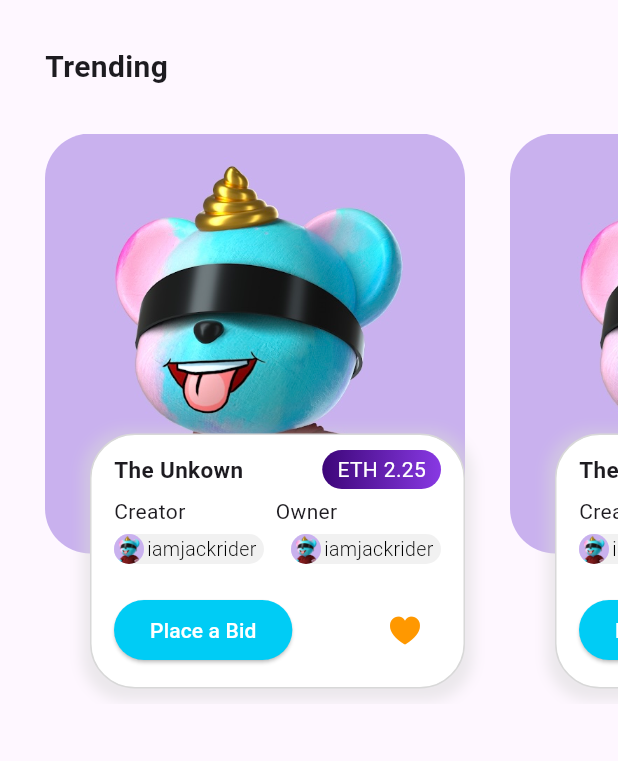
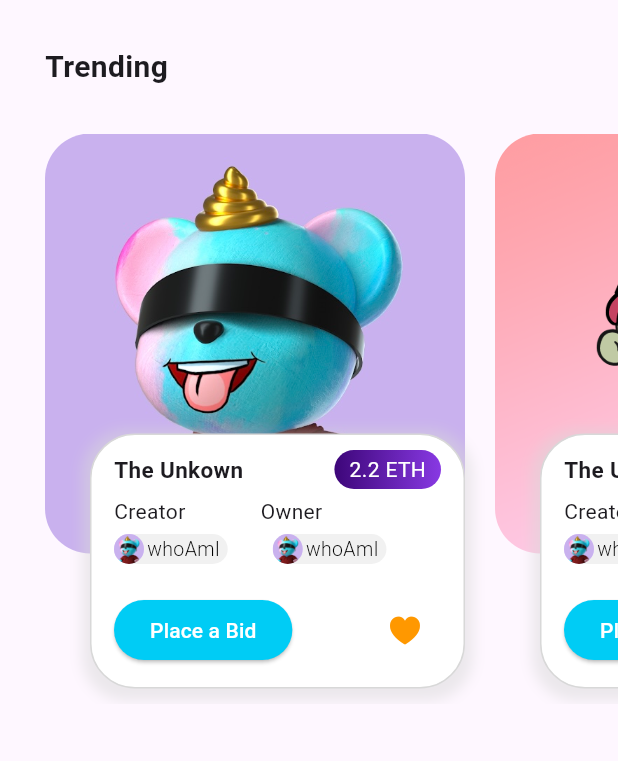
Before and after one commit to universal-developer/Flutter-NFT-App, a Flutter app: the screen it shows after launch, on a phone screen of 412 x 824 dp, the part 84-845 px from its top. Run offline on Flutter 3.47's test engine with Material 2 defaults, Android fonts, the phone set to English and light mode, and no system bars; missing offline and left inert: dart:ffi.

Commit message:
Initial Commit

```diff
--- /dev/null
+++ b/lib/components/creator_card.dart
@@ -0,0 +1,44 @@
+import 'package:flutter/material.dart';
+import 'package:nft_app/colors.dart';
+
+class CreatorCard extends StatelessWidget {
+  String creatorName;
+  String profilePicture;
+
+  CreatorCard({
+    required this.profilePicture,
+    required this.creatorName,
+  });
+
+  @override
+  Widget build(BuildContext context) {
+    return Container(
+      decoration: const BoxDecoration(
+        color: lightGreyColor,
+        borderRadius: const BorderRadius.all(
+          const Radius.circular(30),
+        ),
+      ),
+      child: Padding(
+        padding: const EdgeInsets.only(right: 5),
+        child: Row(
+          children: [
+            CircleAvatar(
+              radius: 10,
+              backgroundImage: AssetImage(profilePicture),
+            ),
+            const SizedBox(width: 2),
+            Text(
+              creatorName,
+              style: const TextStyle(
+                color: Colors.black,
+                fontWeight: FontWeight.w300,
+                fontSize: 13,
+              ),
+            ),
+          ],
+        ),
+      ),
+    );
+  }
+}
--- a/lib/components/fixed_info_product_card.dart
+++ b/lib/components/fixed_info_product_card.dart
@@ -1,18 +1,27 @@
+import 'dart:ffi';
+
 import 'package:flutter/material.dart';
 import 'package:nft_app/colors.dart';
 import 'package:flutter/cupertino.dart';
+import 'package:nft_app/components/creator_card.dart';
 import 'package:nft_app/components/price_card.dart';
-import 'package:nft_app/components/creator_and_owner_card.dart';
+import 'package:nft_app/components/owner_card.dart';
+import 'package:nft_app/screens/home_screen.dart';
 
-class FixedInfoProductCard extends StatefulWidget {
-  const FixedInfoProductCard({Key? key}) : super(key: key);
+class FixedInfoProductCard extends StatelessWidget {
+  String image;
+  String creatorName;
+  String ownerName;
+  double price;
+  bool isFavorite;
 
-  @override
-  State<FixedInfoProductCard> createState() => _FixedInfoProductCardState();
-}
-
-class _FixedInfoProductCardState extends State<FixedInfoProductCard> {
-  bool isFavourite = true;
+  FixedInfoProductCard({
+    required this.image,
+    required this.creatorName,
+    required this.ownerName,
+    required this.price,
+    required this.isFavorite,
+  });
 
   @override
   Widget build(BuildContext context) {
@@ -58,7 +67,7 @@ class _FixedInfoProductCardState extends State<FixedInfoProductCard> {
                 const SizedBox(
                   width: 10,
                 ),
-                PriceCard(),
+                PriceCard(priceETH: price)
               ],
             ),
             const SizedBox(
@@ -68,7 +77,7 @@ class _FixedInfoProductCardState extends State<FixedInfoProductCard> {
               children: [
                 const Text('Creator'),
                 const SizedBox(
-                  width: 60,
+                  width: 50,
                 ),
                 const Text('Owner'),
               ],
@@ -77,13 +86,16 @@ class _FixedInfoProductCardState extends State<FixedInfoProductCard> {
               height: 5,
             ),
             Row(
-              mainAxisAlignment: MainAxisAlignment.spaceBetween,
               children: [
-                CreatorAndOwnderCard(),
+                CreatorCard(
+                    profilePicture: 'assets/nfts/first_nft.png',
+                    creatorName: creatorName),
                 const SizedBox(
-                  width: 5,
+                  width: 30,
                 ),
-                CreatorAndOwnderCard(),
+                OwnerCard(
+                    profilePicture: 'assets/nfts/first_nft.png',
+                    ownerName: ownerName)
               ],
             ),
             const SizedBox(
@@ -95,17 +107,7 @@ class _FixedInfoProductCardState extends State<FixedInfoProductCard> {
                 _placeBidButton(),
                 Stack(
                   children: [
-                    IconButton(
-                      color: Colors.orange,
-                      icon: Icon(isFavourite
-                          ? CupertinoIcons.heart_fill
-                          : CupertinoIcons.heart),
-                      onPressed: () => {
-                        setState(() {
-                          isFavourite = !isFavourite;
-                        })
-                      },
-                    ),
+                    MyIconButton(),
                   ],
                 ),
               ],
@@ -113,6 +115,31 @@ class _FixedInfoProductCardState extends State<FixedInfoProductCard> {
           ],
         ),
       ),
+    );
+  }
+}
+
+class MyIconButton extends StatefulWidget {
+  const MyIconButton({Key? key}) : super(key: key);
+
+  @override
+  State<MyIconButton> createState() => _MyIconButtonState();
+}
+
+class _MyIconButtonState extends State<MyIconButton> {
+  bool isFavourite = true;
+
+  @override
+  Widget build(BuildContext context) {
+    return IconButton(
+      color: Colors.orange,
+      icon:
+          Icon(isFavourite ? CupertinoIcons.heart_fill : CupertinoIcons.heart),
+      onPressed: () => {
+        setState(() {
+          isFavourite = !isFavourite;
+        })
+      },
     );
   }
 }
--- a/lib/components/creator_and_owner_card.dart
+++ b/lib/components/owner_card.dart
@@ -1,14 +1,15 @@
 import 'package:flutter/material.dart';
 import 'package:nft_app/colors.dart';
 
-class CreatorAndOwnderCard extends StatefulWidget {
-  const CreatorAndOwnderCard({Key? key}) : super(key: key);
+class OwnerCard extends StatelessWidget {
+  String ownerName;
+  String profilePicture;
 
-  @override
-  State<CreatorAndOwnderCard> createState() => _CreatorAndOwnderCardState();
-}
+  OwnerCard({
+    required this.profilePicture,
+    required this.ownerName,
+  });
 
-class _CreatorAndOwnderCardState extends State<CreatorAndOwnderCard> {
   @override
   Widget build(BuildContext context) {
     return Container(
@@ -22,19 +23,19 @@ class _CreatorAndOwnderCardState extends State<CreatorAndOwnderCard> {
         padding: const EdgeInsets.only(right: 5),
         child: Row(
           children: [
-            const CircleAvatar(
+            CircleAvatar(
               radius: 10,
-              backgroundImage: const AssetImage('assets/nfts/first_nft.png'),
+              backgroundImage: AssetImage(profilePicture),
             ),
             const SizedBox(width: 2),
-            const Text(
-              'iamjackrider',
+            Text(
+              ownerName,
               style: const TextStyle(
                 color: Colors.black,
                 fontWeight: FontWeight.w300,
                 fontSize: 13,
               ),
-            )
+            ),
           ],
         ),
       ),
--- a/lib/components/price_card.dart
+++ b/lib/components/price_card.dart
@@ -1,14 +1,15 @@
+import 'dart:ffi';
+
 import 'package:flutter/material.dart';
 import 'package:nft_app/colors.dart';
 
-class PriceCard extends StatefulWidget {
-  const PriceCard({Key? key}) : super(key: key);
+class PriceCard extends StatelessWidget {
+  double priceETH;
 
-  @override
-  State<PriceCard> createState() => _PriceCardState();
-}
+  PriceCard({
+    required this.priceETH,
+  });
 
-class _PriceCardState extends State<PriceCard> {
   @override
   Widget build(BuildContext context) {
     return Container(
@@ -18,10 +19,10 @@ class _PriceCardState extends State<PriceCard> {
           Radius.circular(30),
         ),
       ),
-      child: const Padding(
+      child: Padding(
         padding: const EdgeInsets.symmetric(horizontal: 10, vertical: 3),
-        child: const Text(
-          'ETH 2.25',
+        child: Text(
+          '$priceETH ETH',
           style: TextStyle(
             color: whiteColor,
           ),
--- a/lib/components/scrollable_product.dart
+++ b/lib/components/scrollable_product.dart
@@ -1,29 +1,43 @@
+import 'dart:ffi';
+
 import 'package:flutter/material.dart';
 import 'package:nft_app/components/fixed_info_product_card.dart';
 
-class ScrollableProduct extends StatefulWidget {
-  const ScrollableProduct({Key? key}) : super(key: key);
+class ScrollableProduct extends StatelessWidget {
+  String image;
+  String creatorName;
+  String ownerName;
+  double price;
+  bool isFavorite;
 
-  @override
-  State<ScrollableProduct> createState() => _ScrollableProductState();
-}
+  ScrollableProduct({
+    required this.image,
+    required this.creatorName,
+    required this.ownerName,
+    required this.price,
+    required this.isFavorite,
+  });
 
-class _ScrollableProductState extends State<ScrollableProduct> {
   @override
   Widget build(BuildContext context) {
     return Stack(
       children: [
         ClipRRect(
           borderRadius: BorderRadius.circular(30.0),
-          child: const Image(
-            image: const AssetImage('assets/nfts/first_nft.png'),
+          child: Image(
+            image: AssetImage(image),
             height: 280,
           ),
         ),
         Positioned(
           top: 200,
           right: 0,
-          child: FixedInfoProductCard(),
+          child: FixedInfoProductCard(
+              image: image,
+              creatorName: creatorName,
+              ownerName: ownerName,
+              price: price,
+              isFavorite: isFavorite),
         ),
       ],
     );
--- a/lib/screens/home_screen.dart
+++ b/lib/screens/home_screen.dart
@@ -70,23 +70,48 @@ class _HomeScreenState extends State<HomeScreen> {
                 child: ListView(
                   scrollDirection: Axis.horizontal,
                   children: [
-                    ScrollableProduct(),
+                    ScrollableProduct(
+                        image: 'assets/nfts/first_nft.png',
+                        creatorName: 'whoAmI',
+                        ownerName: 'whoAmI',
+                        price: 2.2,
+                        isFavorite: false),
                     const SizedBox(
-                      width: 30,
+                      width: 20,
                     ),
-                    ScrollableProduct(),
+                    ScrollableProduct(
+                        image: 'assets/nfts/second_nft.png',
+                        creatorName: 'whoAmI',
+                        ownerName: 'adadadadda',
+                        price: 2.2,
+                        isFavorite: false),
                     const SizedBox(
-                      width: 30,
+                      width: 20,
                     ),
-                    ScrollableProduct(),
+                    ScrollableProduct(
+                        image: 'assets/nfts/third_nft.png',
+                        creatorName: 'whoAmI',
+                        ownerName: 'adadadadda',
+                        price: 2.2,
+                        isFavorite: false),
                     const SizedBox(
-                      width: 30,
+                      width: 20,
                     ),
-                    ScrollableProduct(),
+                    ScrollableProduct(
+                        image: 'assets/nfts/fourth_nft.png',
+                        creatorName: 'whoAmI',
+                        ownerName: 'adadadadda',
+                        price: 2.2,
+                        isFavorite: false),
                     const SizedBox(
-                      width: 30,
+                      width: 20,
                     ),
-                    ScrollableProduct(),
+                    ScrollableProduct(
+                        image: 'assets/nfts/fifth_nft.png',
+                        creatorName: 'whoAmI',
+                        ownerName: 'adadadadda',
+                        price: 2.2,
+                        isFavorite: false),
                   ],
                 ),
               )
--- a/pubspec.yaml
+++ b/pubspec.yaml
@@ -61,6 +61,10 @@ flutter:
   assets:
     - assets/logo.png
     - assets/nfts/first_nft.png
+    - assets/nfts/second_nft.png
+    - assets/nfts/third_nft.png
+    - assets/nfts/fourth_nft.png
+    - assets/nfts/fifth_nft.png
 
   # An image asset can refer to one or more resolution-specific "variants", see
   # https://flutter.dev/assets-and-images/#resolution-aware
```
Also changed, not shown: assets/nfts/fifth_nft.png (added), assets/nfts/fourth_nft.png (added), assets/nfts/second_nft.png (added), assets/nfts/seventh_nft.png (added), assets/nfts/third_nft.png (added).
